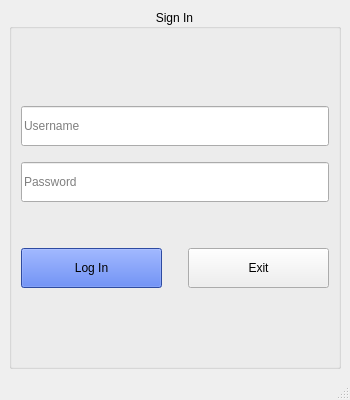
MythicSTR/bms-project, file bms/loginwindow.ui: the form before one commit.
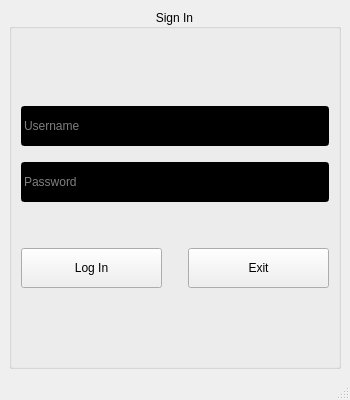
The form after the commit.

Patch:
```diff
--- a/bms/loginwindow.ui
+++ b/bms/loginwindow.ui
@@ -69,6 +69,10 @@
                <height>40</height>
               </size>
              </property>
+             <property name="styleSheet">
+              <string notr="true">color:white;
+background-color:black;</string>
+             </property>
              <property name="placeholderText">
               <string>Username</string>
              </property>
@@ -110,6 +114,10 @@
                <height>40</height>
               </size>
              </property>
+             <property name="styleSheet">
+              <string notr="true">color:white;
+background-color:black;</string>
+             </property>
              <property name="echoMode">
               <enum>QLineEdit::Password</enum>
              </property>
@@ -147,7 +155,15 @@
               </size>
              </property>
              <property name="styleSheet">
-              <string notr="true">background-color:royalblue ;</string>
+              <string notr="true">background-color:royalblue ;
+pushButton{
+color:white;
+border-radius:15px;
+}
+pushButton:hover{
+color:#0055ff;
+
+}</string>
              </property>
              <property name="text">
               <string>Log In</string>
```
